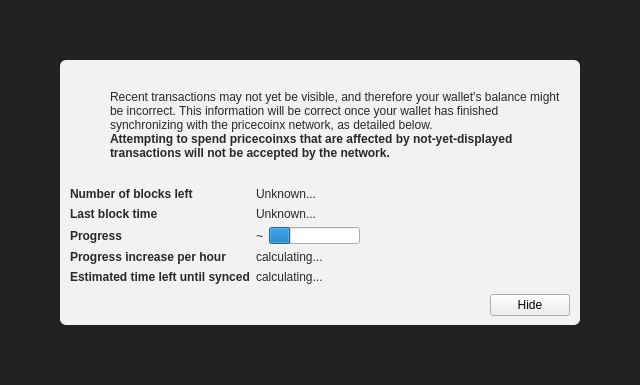
Above: src/qt/forms/modaloverlay.ui from zachchan105/PricecoinX before the change. Below: the same form after it.
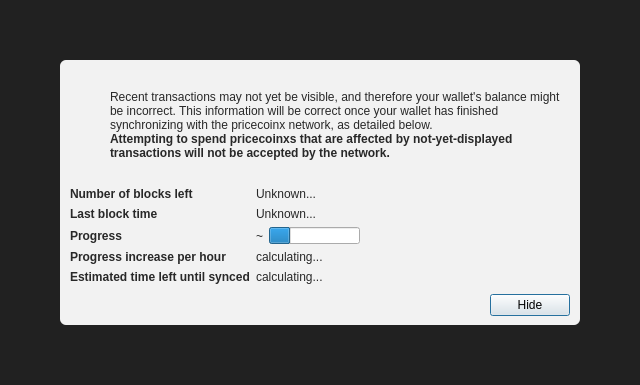
That is the form after the change. Icons and pictures are not drawn. Custom widgets are drawn as their Qt base class.

```diff
--- a/src/qt/forms/modaloverlay.ui
+++ b/src/qt/forms/modaloverlay.ui
@@ -351,6 +351,12 @@
              <property name="text">
               <string>Hide</string>
              </property>
+             <property name="focusPolicy">
+              <enum>Qt::StrongFocus</enum>
+             </property>
+             <property name="default">
+              <bool>true</bool>
+             </property>
             </widget>
            </item>
           </layout>
```
Left out of the diff: 2 changed lines with no effect on the pictures.
